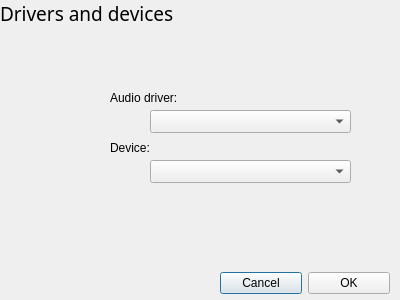
The window that gui/settings.ui (andrewreeman/Simple-soundfile-player) describes before a commit, drawn with Qt 5.
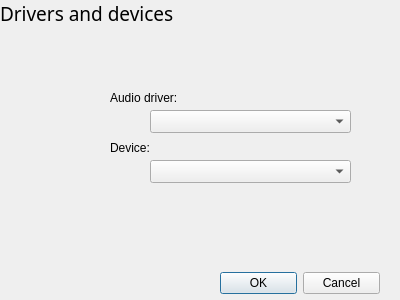
The same window after the commit.

```diff
--- a/gui/settings.ui
+++ b/gui/settings.ui
@@ -100,18 +100,25 @@
     </item>
    </layout>
   </widget>
-  <widget class="QWidget" name="">
+  <widget class="QWidget" name="layoutWidget">
    <property name="geometry">
     <rect>
      <x>220</x>
      <y>270</y>
-     <width>170</width>
+     <width>160</width>
      <height>27</height>
     </rect>
    </property>
-   <layout class="QGridLayout" name="gridLayout_2">
-    <item row="0" column="0">
-     <layout class="QVBoxLayout" name="verticalLayout">
+   <layout class="QVBoxLayout" name="verticalLayout">
+    <item>
+     <layout class="QHBoxLayout" name="horizontalLayout">
+      <item>
+       <widget class="QPushButton" name="OK">
+        <property name="text">
+         <string>OK</string>
+        </property>
+       </widget>
+      </item>
       <item>
        <widget class="QPushButton" name="Cancel">
         <property name="text">
@@ -121,13 +128,6 @@
       </item>
      </layout>
     </item>
-    <item row="0" column="1">
-     <widget class="QPushButton" name="OK">
-      <property name="text">
-       <string>OK</string>
-      </property>
-     </widget>
-    </item>
    </layout>
   </widget>
  </widget>
```
